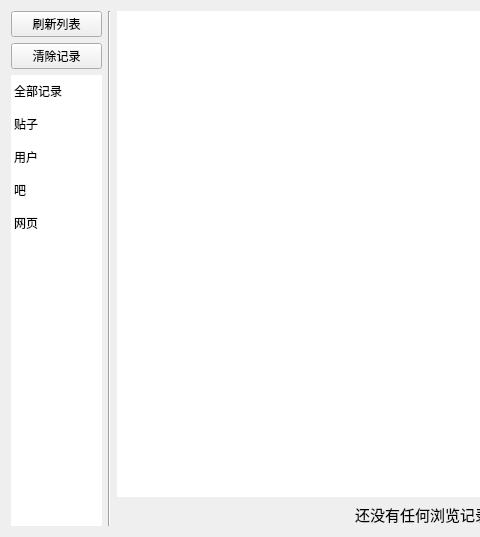
Above: src/resf/view_history.ui from clb-128258/TiebaDesktop before the change; both pictures show x 0 to 480 and y 0 to 537 of the 868 by 537 pixel window. Below: the same form after it.
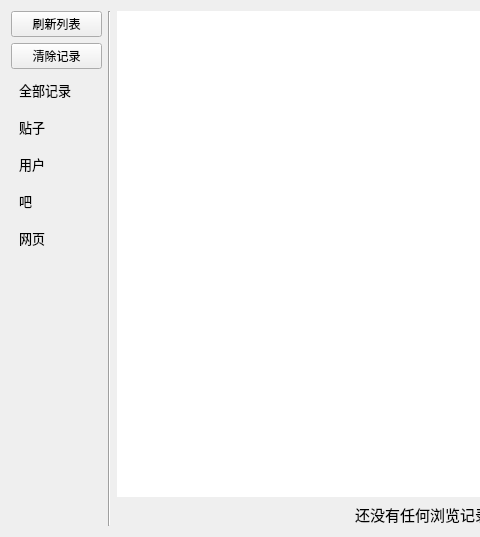
That is the form after the change.

Patch:
```diff
--- a/src/resf/view_history.ui
+++ b/src/resf/view_history.ui
@@ -50,7 +50,35 @@
         </size>
        </property>
        <property name="styleSheet">
-        <string notr="true">QListWidget::item { margin-bottom: 15px; }</string>
+        <string notr="true">QListWidget {
+    background-color: transparent;
+    border: none;
+    outline: none;
+	font-size: 10pt;
+}
+
+QListWidget::item {
+    min-height: 30px;
+	border-top-left-radius: 4px;
+	border-bottom-left-radius: 4px;
+    border-top-right-radius: 15px;
+	border-bottom-right-radius: 15px;
+    padding-left: 5px;
+    margin-bottom: 7px;
+}
+
+QListWidget::item:hover {
+    background-color: rgba(91, 68, 200, 50);
+}
+
+QListWidget::item:selected {
+    background-color: rgba(91, 68, 200, 255);
+    font-weight: bold;
+}
+
+QListWidget::item:selected:hover {
+    background-color: rgba(91, 68, 200, 240);
+}</string>
        </property>
        <property name="frameShape">
         <enum>QFrame::NoFrame</enum>
```
